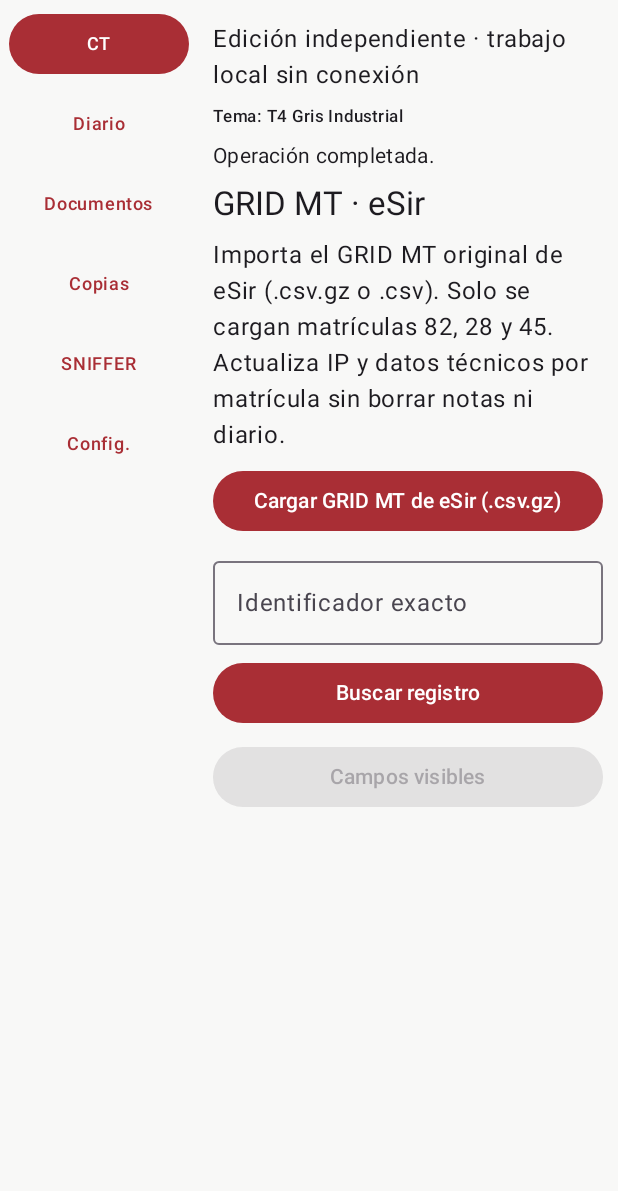
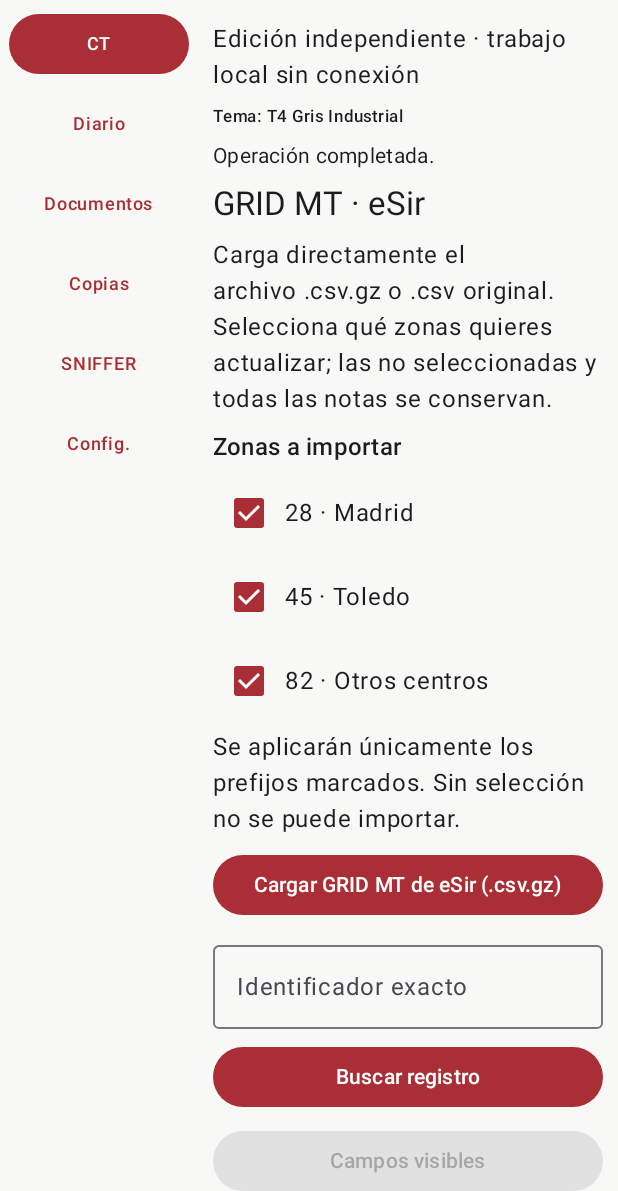
Before and after one commit to josxtm/AUTOCONTROL-PUBLIC, an Android app built with Jetpack Compose: the screen it shows after launch (MainActivity), on a phone screen of 412 x 824 dp, the part 45-1236 px from its top. Run offline under Robolectric (Android 15) with nearby library versions, the phone set to English and light mode, and no system bars; libraries missing offline, so code that uses them is left out: com.googlecode.tesseract.

Commit message:
feat(ui): selectable 28 / 45 / 82 import scope on GRID MT screen

```diff
--- a/app/src/main/java/com/josxtm/autocontrol/community/MainActivity.kt
+++ b/app/src/main/java/com/josxtm/autocontrol/community/MainActivity.kt
@@ -101,8 +101,28 @@ class MainActivity : ComponentActivity() {
                 when (tab) {
                     0 -> {
                         item { Text("GRID MT · eSir", style = MaterialTheme.typography.titleLarge) }
-                        item { Text("Importa el GRID MT original de eSir (.csv.gz o .csv). Solo se cargan matrículas 82, 28 y 45. Actualiza IP y datos técnicos por matrícula sin borrar notas ni diario.") }
-                        item { Action("Cargar GRID MT de eSir (.csv.gz)", enabled, pickCatalog) }
+                        item { Text("Carga directamente el archivo .csv.gz o .csv original. Selecciona qué zonas quieres actualizar; las no seleccionadas y todas las notas se conservan.") }
+                        item { Text("Zonas a importar", style = MaterialTheme.typography.titleMedium) }
+                        item {
+                            Row(verticalAlignment = Alignment.CenterVertically) {
+                                Checkbox(checked = m.csvInclude28, onCheckedChange = { m.selectCsvPrefix("28", it) }, enabled = enabled)
+                                Text("28 · Madrid")
+                            }
+                        }
+                        item {
+                            Row(verticalAlignment = Alignment.CenterVertically) {
+                                Checkbox(checked = m.csvInclude45, onCheckedChange = { m.selectCsvPrefix("45", it) }, enabled = enabled)
+                                Text("45 · Toledo")
+                            }
+                        }
+                        item {
+                            Row(verticalAlignment = Alignment.CenterVertically) {
+                                Checkbox(checked = m.csvInclude82, onCheckedChange = { m.selectCsvPrefix("82", it) }, enabled = enabled)
+                                Text("82 · Otros centros")
+                            }
+                        }
+                        item { Text("Se aplicarán únicamente los prefijos marcados. Sin selección no se puede importar.") }
+                        item { Action("Cargar GRID MT de eSir (.csv.gz)", enabled && m.selectedCsvPrefixes.isNotEmpty(), pickCatalog) }
                         m.csvPreview?.let { preview ->
                             item { Text("Vista previa: ${preview.rows} CT del archivo · ${preview.added} nuevos · ${preview.changed} modificados · ${preview.unchanged} sin cambios · ${preview.retained} históricos conservados.") }
                             item { Text("Identificador: ${preview.identifier}. Los CT ausentes se conservan sin eliminar sus notas. Se actualizarán datos e IP del catálogo, nunca las anotaciones.") }
```
